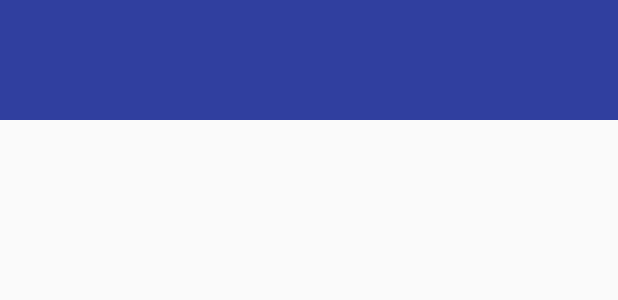
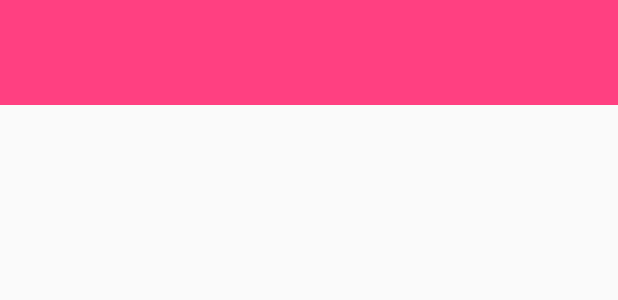
Before and after one commit to indahsandiyanti/AndroidNanodegree, an Android app: the layout fragment_detail.xml on its own in the app's theme, with its tools: preview values and no code run, on a phone screen of 412 x 824 dp. Shown: the top 300 px of the screen. Run offline under Robolectric (Android 15) with nearby library versions, the phone set to English and light mode, and no system bars.

```diff
--- a/PopularMovies/app/src/main/java/com/nanodegreeandroid/com/popularmovies/MainActivity.java
+++ b/PopularMovies/app/src/main/java/com/nanodegreeandroid/com/popularmovies/MainActivity.java
@@ -5,6 +5,11 @@ import android.support.v7.app.AppCompatActivity;
 import android.support.v7.widget.Toolbar;
 import android.view.Menu;
 import android.view.MenuItem;
+
+/*
+Popular movie application based on API provided bt TMDB
+https://www.themoviedb.org/documentation/api
+* */
 
 public class MainActivity extends AppCompatActivity {
 
--- a/PopularMovies/app/src/main/java/com/nanodegreeandroid/com/popularmovies/MainActivityFragment.java
+++ b/PopularMovies/app/src/main/java/com/nanodegreeandroid/com/popularmovies/MainActivityFragment.java
@@ -76,7 +76,6 @@ public class MainActivityFragment extends Fragment {
     }
 
     private void updateMovies() {
-        Log.d("MainActivityFragment", "Update movies");
         FetchPopularMovies fetchPopularMovies = new FetchPopularMovies();
         fetchPopularMovies.execute(selectedCriteria);
     }
@@ -129,8 +128,6 @@ public class MainActivityFragment extends Fragment {
     @Override
     public View onCreateView(LayoutInflater inflater, ViewGroup container,
                              Bundle savedInstanceState) {
-        Log.i("MainActivityFragment", "OnCreateView is called");
-
         popularMoviesAdapter = new PopularMoviesAdapter(getActivity(),
                 movies);
 
--- a/PopularMovies/app/src/main/java/com/nanodegreeandroid/com/popularmovies/PopularMoviesAdapter.java
+++ b/PopularMovies/app/src/main/java/com/nanodegreeandroid/com/popularmovies/PopularMoviesAdapter.java
@@ -18,7 +18,6 @@ import java.util.List;
 public class PopularMoviesAdapter extends ArrayAdapter<Movie> {
 
     public static final String BASE_IMAGE_URI = "https://image.tmdb.org/t/p/w185/";
-    private static final String LOG_TAG = PopularMoviesAdapter.class.getSimpleName();
 
     public PopularMoviesAdapter(Activity context, List<Movie> movies) {
         super(context, 0, movies);
--- a/PopularMovies/app/src/main/res/layout/fragment_detail.xml
+++ b/PopularMovies/app/src/main/res/layout/fragment_detail.xml
@@ -32,8 +32,7 @@
                     android:paddingTop="@dimen/activity_horizontal_margin">
                     <TextView
                         style="@style/TextViewNormal"
-                        android:id="@+id/textView_releaseDate"
-                        android:text="test"/>
+                        android:id="@+id/textView_releaseDate"/>
                     <TextView
                         style="@style/TextViewNormal"
                         android:id="@+id/textView_voteAverage"/>
--- a/PopularMovies/app/src/main/res/values/dimens.xml
+++ b/PopularMovies/app/src/main/res/values/dimens.xml
@@ -5,5 +5,7 @@
     <dimen name="activity_margin">16dp</dimen>
     <dimen name="no_margin">0dp</dimen>
     <dimen name="gridview_col_width">150dp</dimen>
-    <dimen name="movie_header_height">80dp</dimen>
+    <dimen name="movie_header_height">70dp</dimen>
+    <dimen name="tmdb_logo_left_margin">230dp</dimen>
+    <dimen name="tmdb_logo_max_height">30dp</dimen>
 </resources>
--- a/PopularMovies/app/src/main/res/values/strings.xml
+++ b/PopularMovies/app/src/main/res/values/strings.xml
@@ -4,4 +4,5 @@
     <string name="title_activity_detail">DetailActivity</string>
     <string name="pref_sortCriteria_key">MovieSortCriteria</string>
     <string name="pref_sortCriteria_default">popular</string>
+    <string name="powered_by_tmdb_logo">Powered By TMDB Logo</string>
 </resources>
--- a/PopularMovies/app/src/main/res/values/styles.xml
+++ b/PopularMovies/app/src/main/res/values/styles.xml
@@ -18,14 +18,13 @@
     <style name="AppTheme.PopupOverlay" parent="ThemeOverlay.AppCompat.Light" />
 
     <style name="MovieHeader" parent="TextAppearance.AppCompat.Headline">
-        <item name="android:background">@color/colorPrimaryDark</item>
+        <item name="android:background">@color/colorAccent</item>
         <item name="android:height">@dimen/movie_header_height</item>
         <item name="android:layout_width">match_parent</item>
         <item name="android:layout_height">wrap_content</item>
         <item name="android:layout_margin">@dimen/no_margin</item>
         <item name="android:gravity">center</item>
         <item name="android:textColor">@color/colorMovieTitle</item>
-        <item name="android:textStyle">bold</item>
     </style>
 
     <style name="TextViewNormal" parent="TextAppearance.AppCompat.Medium">
```
Also changed, not shown: PopularMovies/app/src/main/res/layout/fragment_main.xml (+11 -0 lines), 1 other file.
